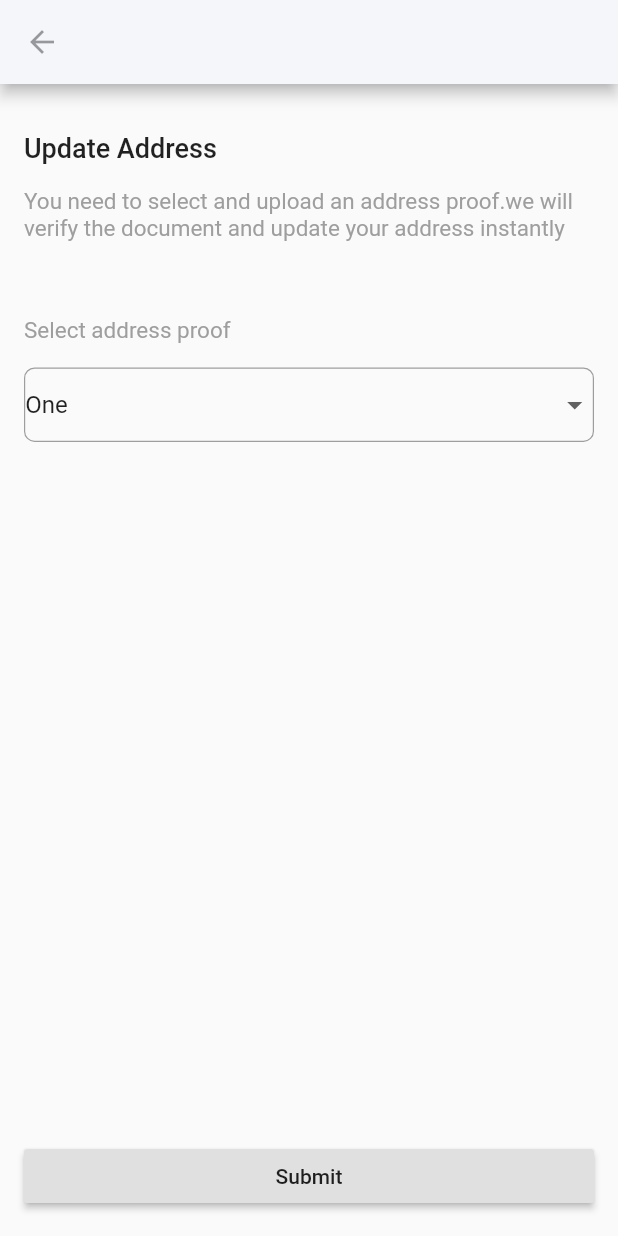
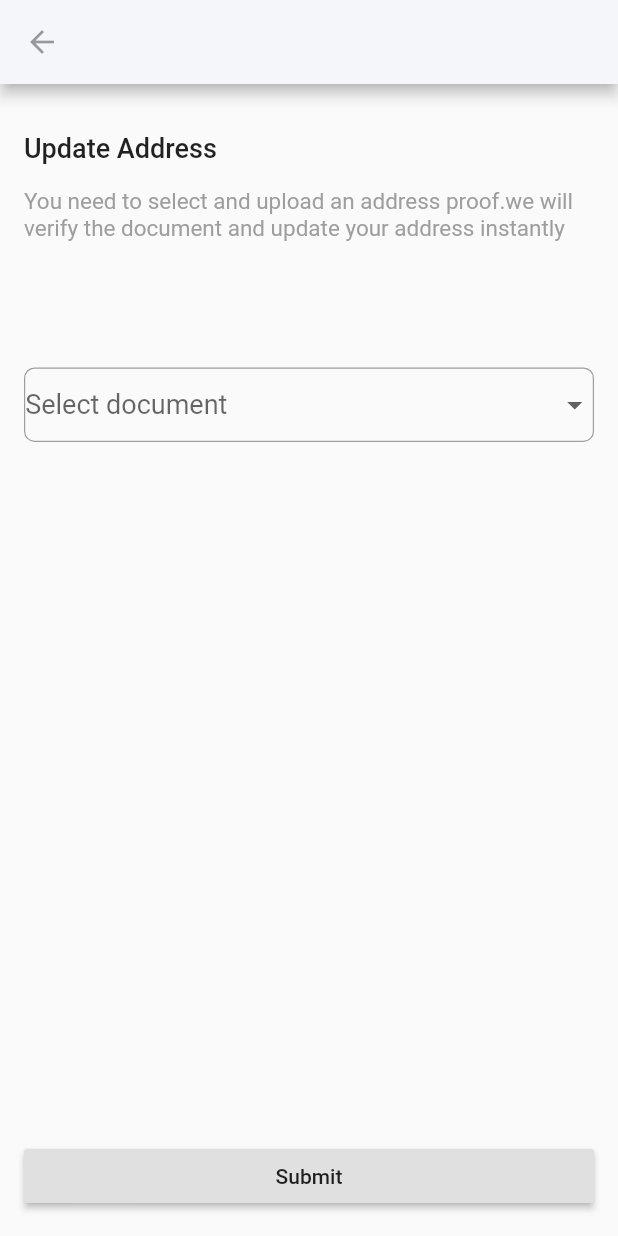
Before and after one commit to princejoshan/FlutterDevelopment, a Flutter app: the screen it shows after launch, on a phone screen of 412 x 824 dp. Run offline on Flutter 3.47's test engine with Material 2 defaults, Android fonts, the phone set to English and light mode, and no system bars; our stand-ins replace bloc, flutter_bloc, get_it, shared_preferences.

Commit message:
Select document dropdown implemented

```diff
--- a/Development/FlutterTraining/profile_screen/lib/main.dart
+++ b/Development/FlutterTraining/profile_screen/lib/main.dart
@@ -25,7 +25,6 @@ class MyApp extends StatelessWidget {
           // Notice that the counter didn't reset back to zero; the application
           // is not restarted.
           //primarySwatch: Colors.grey,
-        backgroundColor: Colors.white,
           ),
       home: const UpdateAddress(),
     );
--- a/Development/FlutterTraining/profile_screen/lib/update_address.dart
+++ b/Development/FlutterTraining/profile_screen/lib/update_address.dart
@@ -1,6 +1,7 @@
 // ignore_for_file: non_constant_identifier_names, deprecated_member_use
 
 import 'package:flutter/material.dart';
+import './upload_document.dart';
 
 class UpdateAddress extends StatefulWidget {
   const UpdateAddress({Key? key}) : super(key: key);
@@ -17,7 +18,7 @@ class UpdateState extends State<UpdateAddress> {
     "Four",
     "Five"
   ]; //The list of values we want on the dropdown
-
+  late bool selectionChanged = false;
   @override
   Widget build(BuildContext context) {
     return Scaffold(
@@ -58,7 +59,7 @@ class UpdateState extends State<UpdateAddress> {
                     style: TextStyle(
                         fontSize: 15,
                         fontWeight: FontWeight.w400,
-                        color: Colors.grey),
+                        color: Colors.transparent),
                   ),
                 ),
                 const Padding(padding: EdgeInsets.only(top: 16.0)),
@@ -72,21 +73,37 @@ class UpdateState extends State<UpdateAddress> {
                   ),
                   child: DropdownButton<String>(
                     underline: DropdownButtonHideUnderline(child: Container()),
-                    hint: const Text('Select document'),
+                    hint: const Text(
+                      'Select document',
+                      style: TextStyle(fontSize: 18),
+                    ),
                     isExpanded: true,
                     items: _dropdownValues.map((String value) {
                       return DropdownMenuItem<String>(
                         value: value,
-                        child: Text(value),
+                        child: Text(
+                          value,
+                          style: const TextStyle(fontSize: 18),
+                        ),
                       );
                     }).toList(),
                     // ignore: avoid_types_as_parameter_names
                     onChanged: (Dart_CObject) {
+                      selectionChanged = true;
                       setState(() {});
                     },
-                    value: _dropdownValues.first,
+                    style: const TextStyle(
+                      color: Colors.purple,
+                      //backgroundColor: Colors.grey,
+                    ),
+                    // value: _dropdownValues.first,
                   ),
                 ),
+                const Padding(padding: EdgeInsets.only(top: 16.0)),
+                Visibility(
+                    visible: selectionChanged,
+                    child:
+                        FrontAndRearImages(title: 'Upload your Aathar card')),
                 const Spacer(),
                 SizedBox(
                   width: double.infinity,
@@ -99,4 +116,18 @@ class UpdateState extends State<UpdateAddress> {
               ]),
         ));
   }
+
+  void showFrontAndRear(int d) {
+// ignore: unrelated_type_equality_checks
+    if (d == true) {
+      FrontAndRearImages(title: 'Upload your Aathar card');
+    } else {}
+  }
 }
+
+List<Map<String, dynamic>> options = [
+  {'title': 'minLength', 'value': 'minLength', 'icon': 'chat.svg'},
+  {'title': 'maxLength', 'value': 'maxLength', 'icon': 'sbi.png'},
+  {'title': 'regex', 'value': 'regex', 'icon': 'hdfc.png'},
+  {'title': 'required', 'value': 'required', 'icon': 'government.svg'},
+];
```
Also changed, not shown: Development/FlutterTraining/profile_screen/lib/upload_document.dart (added, +185 -0 lines). Lines whose indentation alone changed are shown as unchanged.
